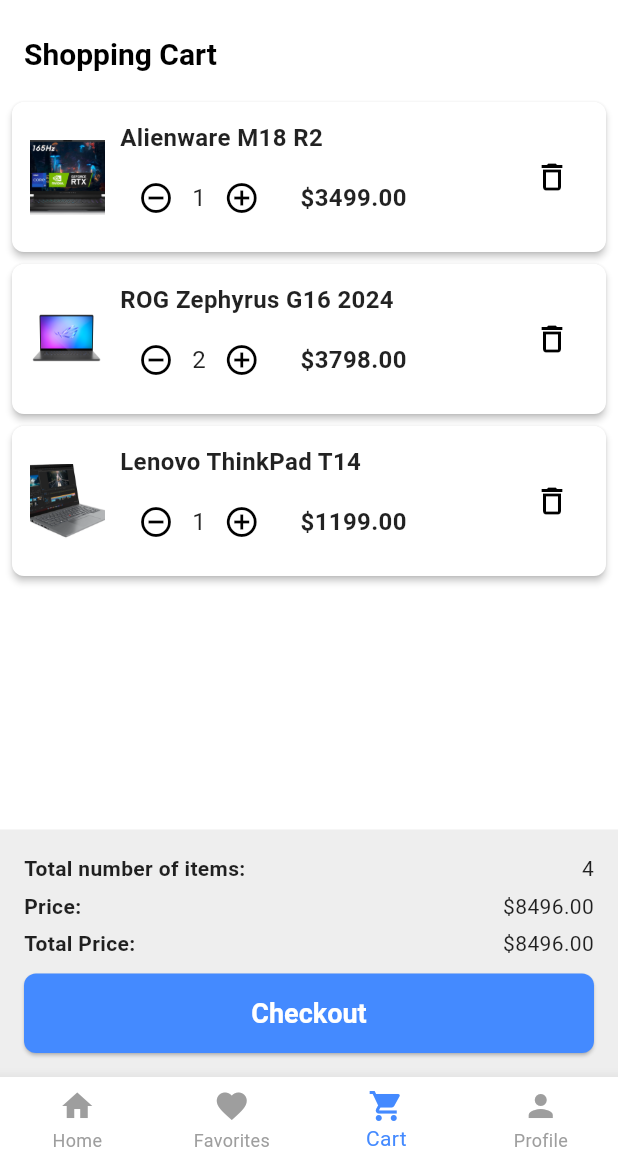
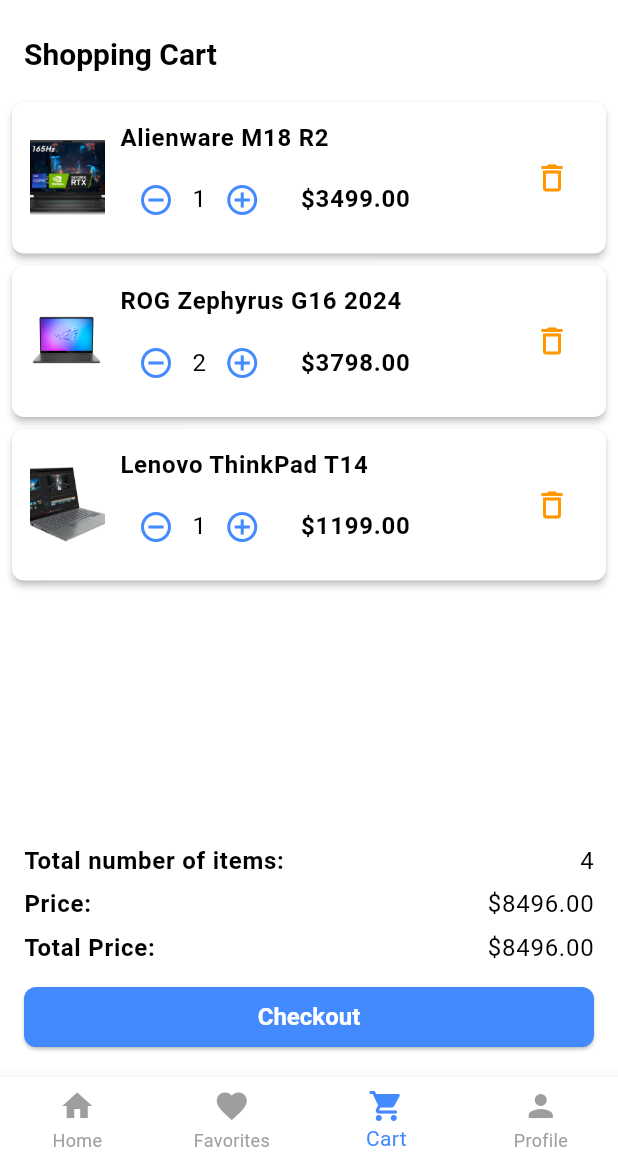
Before and after one commit to PavithraRanjana/mobile_assingment, a Flutter app: the screen it shows after launch, item 3 of the bottom bar chosen, on a phone screen of 412 x 824 dp, the part 72-1236 px from its top. Run offline on Flutter 3.47's test engine with Material 3 defaults, Android fonts, the phone set to English and light mode, and no system bars.

Commit message:
updated the code for light & dark themes to work correctly - app bar is still not changing

```diff
--- a/lib/cart_screen.dart
+++ b/lib/cart_screen.dart
@@ -43,10 +43,8 @@
 
     return Scaffold(
       appBar: AppBar(
-        title: Text('Shopping Cart', style: TextStyle(color: Colors.black)),
-        backgroundColor: Colors.white,
-        elevation: 0,
-        iconTheme: IconThemeData(color: Colors.black), // Change back button color
+        title: Text('Shopping Cart'),
+        // Colors and styles are managed by the theme
       ),
       body: Column(
         children: [
@@ -69,8 +67,8 @@
                       children: [
                         // Item Image (Scaled Down)
                         Container(
-                          width: 50, // Reduced width
-                          height: 50, // Reduced height
+                          width: 50, // Scaled down width
+                          height: 50, // Scaled down height
                           child: Image.asset(
                             item['image'],
                             fit: BoxFit.cover,
@@ -85,7 +83,7 @@
                               // Item Name
                               Text(
                                 item['name'],
-                                style: TextStyle(
+                                style: Theme.of(context).textTheme.bodyLarge?.copyWith(
                                   fontWeight: FontWeight.bold,
                                   fontSize: 16,
                                 ),
@@ -100,11 +98,14 @@
                                     onPressed: () {
                                       // Decrease quantity logic (not implemented)
                                     },
+                                    color: Theme.of(context).colorScheme.primary,
                                   ),
                                   // Quantity Text
                                   Text(
                                     '$quantity',
-                                    style: TextStyle(fontSize: 16),
+                                    style: Theme.of(context).textTheme.bodyLarge?.copyWith(
+                                      fontSize: 16,
+                                    ),
                                   ),
                                   // Increase Quantity Button
                                   IconButton(
@@ -112,12 +113,13 @@
                                     onPressed: () {
                                       // Increase quantity logic (not implemented)
                                     },
+                                    color: Theme.of(context).colorScheme.primary,
                                   ),
                                   SizedBox(width: 15), // Adjusted spacing
                                   // Item Total Price (Moved Slightly to Left)
                                   Text(
                                     '\$${itemTotalPrice.toStringAsFixed(2)}',
-                                    style: TextStyle(
+                                    style: Theme.of(context).textTheme.bodyLarge?.copyWith(
                                       fontSize: 16,
                                       fontWeight: FontWeight.bold,
                                     ),
@@ -133,6 +135,7 @@
                           onPressed: () {
                             // Delete item logic (not implemented)
                           },
+                          color: Theme.of(context).colorScheme.secondary,
                         ),
                       ],
                     ),
@@ -144,7 +147,7 @@
           // Bottom Total Container
           Container(
             padding: EdgeInsets.all(16.0),
-            color: Colors.grey[200],
+            color: Theme.of(context).colorScheme.background.withOpacity(0.1),
             child: Column(
               children: [
                 // Total Number of Items
@@ -153,11 +156,13 @@
                   children: [
                     Text(
                       'Total number of items:',
-                      style: TextStyle(fontWeight: FontWeight.bold),
+                      style: Theme.of(context).textTheme.bodyLarge?.copyWith(
+                        fontWeight: FontWeight.bold,
+                      ),
                     ),
                     Text(
                       '$totalItems',
-                      style: TextStyle(),
+                      style: Theme.of(context).textTheme.bodyLarge,
                     ),
                   ],
                 ),
@@ -168,11 +173,13 @@
                   children: [
                     Text(
                       'Price:',
-                      style: TextStyle(fontWeight: FontWeight.bold),
+                      style: Theme.of(context).textTheme.bodyLarge?.copyWith(
+                        fontWeight: FontWeight.bold,
+                      ),
                     ),
                     Text(
                       '\$${totalPrice.toStringAsFixed(2)}',
-                      style: TextStyle(),
+                      style: Theme.of(context).textTheme.bodyLarge,
                     ),
                   ],
                 ),
@@ -183,11 +190,13 @@
                   children: [
                     Text(
                       'Total Price:',
-                      style: TextStyle(fontWeight: FontWeight.bold),
+                      style: Theme.of(context).textTheme.bodyLarge?.copyWith(
+                        fontWeight: FontWeight.bold,
+                      ),
                     ),
                     Text(
                       '\$${totalPrice.toStringAsFixed(2)}',
-                      style: TextStyle(),
+                      style: Theme.of(context).textTheme.bodyLarge,
                     ),
                   ],
                 ),
@@ -199,17 +208,7 @@
                     onPressed: () {
                       // Checkout logic (not implemented)
                     },
-                    style: ElevatedButton.styleFrom(
-                      // primary: Colors.blue[800], // Dark blue color
-                      padding: EdgeInsets.symmetric(vertical: 16.0),
-                    ),
-                    child: Text(
-                      'Checkout',
-                      style: TextStyle(
-                        fontSize: 18,
-                        fontWeight: FontWeight.bold,
-                      ),
-                    ),
+                    child: Text('Checkout'),
                   ),
                 ),
               ],
```
